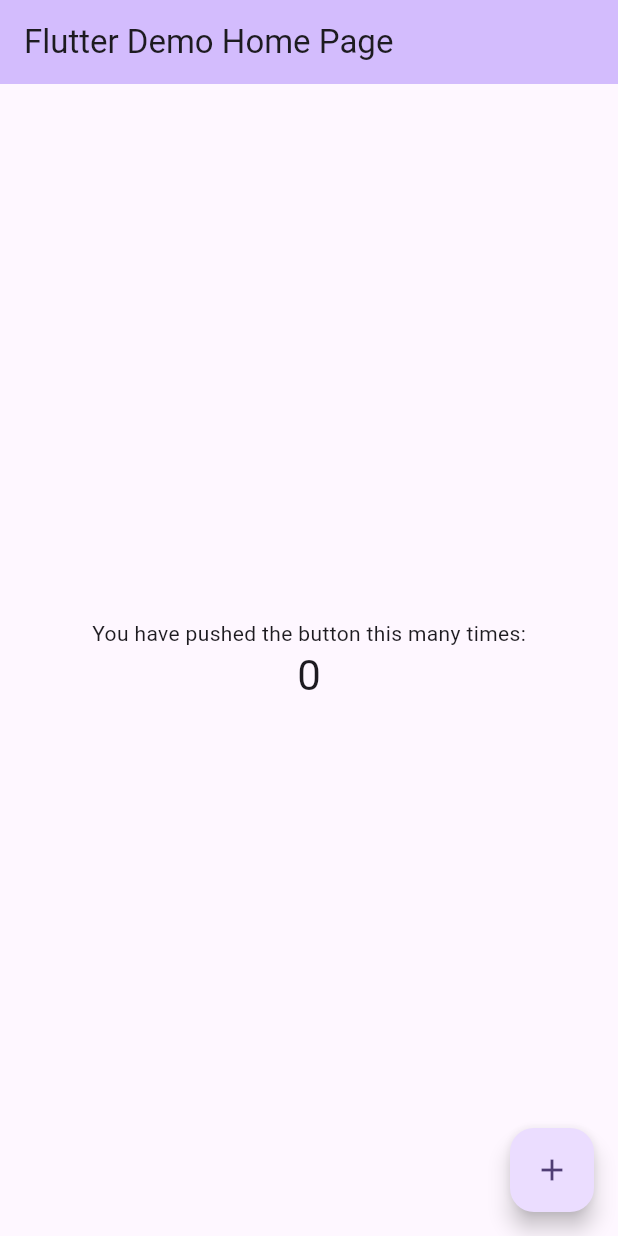
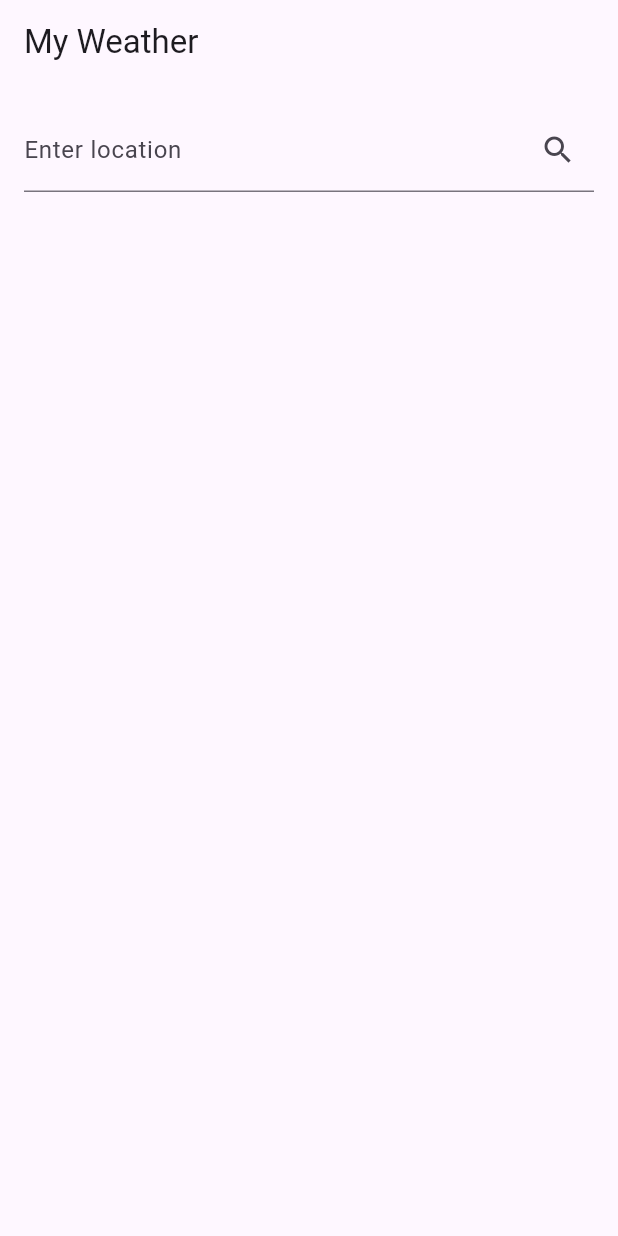
Before and after one commit to YuangangSheng/my_weather, a Flutter app: the screen it shows after launch, on a phone screen of 412 x 824 dp. Run offline on Flutter 3.47's test engine with Material 3 defaults, Android fonts, the phone set to English and light mode, and no system bars; our stand-ins replace dio.

Commit message:
Create the project

```diff
--- /dev/null
+++ b/lib/core/api/api_config.dart
@@ -0,0 +1,4 @@
+class ApiConfig {
+  static const String baseUrl = "https://api.weatherapi.com/v1";
+  static const String apiKey = "37a5242155f240f3935160343241911";
+}
--- /dev/null
+++ b/lib/core/api/weather_api.dart
@@ -0,0 +1,34 @@
+import 'package:dio/dio.dart';
+import 'api_config.dart';
+import '../models/weather_model.dart';
+
+class WeatherApi {
+  final Dio _dio = Dio();
+
+  WeatherApi() {
+    _dio.options.baseUrl = ApiConfig.baseUrl;
+    _dio.options.connectTimeout = const Duration(seconds: 5);
+    _dio.options.receiveTimeout = const Duration(seconds: 3);
+  }
+
+  /// 获取当前天气
+  Future<WeatherModel> fetchCurrentWeather(String location) async {
+    try {
+      final response = await _dio.get(
+        "/current.json",
+        queryParameters: {
+          "key": ApiConfig.apiKey,
+          "q": location,
+        },
+      );
+
+      if (response.statusCode == 200) {
+        return WeatherModel.fromJson(response.data);
+      } else {
+        throw Exception("Failed to load weather data");
+      }
+    } catch (e) {
+      throw Exception("Error fetching current weather: $e");
+    }
+  }
+}
--- /dev/null
+++ b/lib/core/models/weather_model.dart
@@ -0,0 +1,37 @@
+class WeatherModel {
+  final String locationName;
+  final String country;
+  final String condition;
+  final String conditionIcon;
+  final double temperature;
+  final double feelsLike;
+  final double windSpeed;
+  final int humidity;
+
+  WeatherModel({
+    required this.locationName,
+    required this.country,
+    required this.condition,
+    required this.conditionIcon,
+    required this.temperature,
+    required this.feelsLike,
+    required this.windSpeed,
+    required this.humidity,
+  });
+
+  factory WeatherModel.fromJson(Map<String, dynamic> json) {
+    final location = json['location'];
+    final current = json['current'];
+
+    return WeatherModel(
+      locationName: location['name'],
+      country: location['country'],
+      condition: current['condition']['text'],
+      conditionIcon: "https:${current['condition']['icon']}",
+      temperature: current['temp_c'],
+      feelsLike: current['feelslike_c'],
+      windSpeed: current['wind_kph'],
+      humidity: current['humidity'],
+    );
+  }
+}
--- /dev/null
+++ b/lib/features/current_weather/view/current_weather_view.dart
@@ -0,0 +1,84 @@
+import 'package:flutter/material.dart';
+import 'package:my_weather/core/models/weather_model.dart';
+import 'package:provider/provider.dart';
+import '../viewmodel/current_weather_viewmodel.dart';
+
+class WeatherView extends StatefulWidget {
+  const WeatherView({super.key});
+
+  @override
+  State<WeatherView> createState() => _WeatherViewState();
+}
+
+class _WeatherViewState extends State<WeatherView> {
+  final TextEditingController _locationController = TextEditingController();
+
+  @override
+  Widget build(BuildContext context) {
+    final weatherViewModel = context.watch<WeatherViewModel>();
+
+    return Scaffold(
+      appBar: AppBar(
+        title: Text('My Weather'),
+      ),
+      body: Padding(
+        padding: const EdgeInsets.all(16.0),
+        child: Column(
+          crossAxisAlignment: CrossAxisAlignment.start,
+          children: [
+            TextField(
+              controller: _locationController,
+              decoration: InputDecoration(
+                labelText: 'Enter location',
+                suffixIcon: IconButton(
+                  icon: Icon(Icons.search),
+                  onPressed: () {
+                    final location = _locationController.text;
+                    if (location.isNotEmpty) {
+                      weatherViewModel.fetchWeather(location);
+                    }
+                  },
+                ),
+              ),
+            ),
+            SizedBox(height: 20),
+            if (weatherViewModel.isLoading)
+              Center(child: CircularProgressIndicator())
+            else if (weatherViewModel.errorMessage != null)
+              Text(
+                weatherViewModel.errorMessage!,
+                style: TextStyle(color: Colors.red),
+              )
+            else if (weatherViewModel.weather != null)
+              WeatherDetails(weather: weatherViewModel.weather!),
+          ],
+        ),
+      ),
+    );
+  }
+}
+
+class WeatherDetails extends StatelessWidget {
+  final WeatherModel weather;
+
+  const WeatherDetails({required this.weather});
+
+  @override
+  Widget build(BuildContext context) {
+    return Column(
+      crossAxisAlignment: CrossAxisAlignment.start,
+      children: [
+        Text(
+          "Location: ${weather.locationName}, ${weather.country}",
+          style: TextStyle(fontSize: 18, fontWeight: FontWeight.bold),
+        ),
+        Text("Temperature: ${weather.temperature}°C"),
+        Text("Condition: ${weather.condition}"),
+        Text("Feels Like: ${weather.feelsLike}°C"),
+        Text("Humidity: ${weather.humidity}%"),
+        Text("Wind Speed: ${weather.windSpeed} km/h"),
+        Image.network(weather.conditionIcon),
+      ],
+    );
+  }
+}
--- /dev/null
+++ b/lib/features/current_weather/viewmodel/current_weather_viewmodel.dart
@@ -0,0 +1,30 @@
+
+import 'package:flutter/material.dart';
+import 'package:my_weather/core/api/weather_api.dart';
+import 'package:my_weather/core/models/weather_model.dart';
+
+class WeatherViewModel extends ChangeNotifier {
+  final WeatherApi _weatherApi = WeatherApi();
+  WeatherModel? _weather;
+  String? _errorMessage;
+  bool _isLoading = false;
+
+  WeatherModel? get weather => _weather;
+  String? get errorMessage => _errorMessage;
+  bool get isLoading => _isLoading;
+
+  Future<void> fetchWeather(String location) async {
+    _isLoading = true;
+    _errorMessage = null;
+    notifyListeners();
+
+    try {
+      _weather = await _weatherApi.fetchCurrentWeather(location);
+    } catch (e) {
+      _errorMessage = "Failed to load weather data: $e";
+    } finally {
+      _isLoading = false;
+      notifyListeners();
+    }
+  }
+}
--- a/lib/main.dart
+++ b/lib/main.dart
@@ -1,125 +1,30 @@
 import 'package:flutter/material.dart';
+import 'package:provider/provider.dart';
+
+import 'features/current_weather/view/current_weather_view.dart';
+import 'features/current_weather/viewmodel/current_weather_viewmodel.dart';
 
 void main() {
-  runApp(const MyApp());
+  runApp(
+    MultiProvider(
+      providers: [
+        ChangeNotifierProvider(create: (_) => WeatherViewModel()),
+      ],
+      child: MyApp(),
+    ),
+  );
 }
 
+
 class MyApp extends StatelessWidget {
-  const MyApp({super.key});
-
-  // This widget is the root of your application.
   @override
   Widget build(BuildContext context) {
     return MaterialApp(
-      title: 'Flutter Demo',
+      title: 'My Weather',
       theme: ThemeData(
-        // This is the theme of your application.
-        //
-        // TRY THIS: Try running your application with "flutter run". You'll see
-        // the application has a purple toolbar. Then, without quitting the app,
-        // try changing the seedColor in the colorScheme below to Colors.green
-        // and then invoke "hot reload" (save your changes or press the "hot
-        // reload" button in a Flutter-supported IDE, or press "r" if you used
-        // the command line to start the app).
-        //
-        // Notice that the counter didn't reset back to zero; the application
-        // state is not lost during the reload. To reset the state, use hot
-        // restart instead.
-        //
-        // This works for code too, not just values: Most code changes can be
-        // tested with just a hot reload.
-        colorScheme: ColorScheme.fromSeed(seedColor: Colors.deepPurple),
-        useMaterial3: true,
+        primarySwatch: Colors.blue,
       ),
-      home: const MyHomePage(title: 'Flutter Demo Home Page'),
+      home: WeatherView(),
     );
   }
 }
-
-class MyHomePage extends StatefulWidget {
-  const MyHomePage({super.key, required this.title});
-
-  // This widget is the home page of your application. It is stateful, meaning
-  // that it has a State object (defined below) that contains fields that affect
-  // how it looks.
-
-  // This class is the configuration for the state. It holds the values (in this
-  // case the title) provided by the parent (in this case the App widget) and
-  // used by the build method of the State. Fields in a Widget subclass are
-  // always marked "final".
-
-  final String title;
-
-  @override
-  State<MyHomePage> createState() => _MyHomePageState();
-}
-
-class _MyHomePageState extends State<MyHomePage> {
-  int _counter = 0;
-
-  void _incrementCounter() {
-    setState(() {
-      // This call to setState tells the Flutter framework that something has
-      // changed in this State, which causes it to rerun the build method below
-      // so that the display can reflect the updated values. If we changed
-      // _counter without calling setState(), then the build method would not be
-      // called again, and so nothing would appear to happen.
-      _counter++;
-    });
-  }
-
-  @override
-  Widget build(BuildContext context) {
-    // This method is rerun every time setState is called, for instance as done
-    // by the _incrementCounter method above.
-    //
-    // The Flutter framework has been optimized to make rerunning build methods
-    // fast, so that you can just rebuild anything that needs updating rather
-    // than having to individually change instances of widgets.
-    return Scaffold(
-      appBar: AppBar(
-        // TRY THIS: Try changing the color here to a specific color (to
-        // Colors.amber, perhaps?) and trigger a hot reload to see the AppBar
-        // change color while the other colors stay the same.
-        backgroundColor: Theme.of(context).colorScheme.inversePrimary,
-        // Here we take the value from the MyHomePage object that was created by
-        // the App.build method, and use it to set our appbar title.
-        title: Text(widget.title),
-      ),
-      body: Center(
-        // Center is a layout widget. It takes a single child and positions it
-        // in the middle of the parent.
-        child: Column(
-          // Column is also a layout widget. It takes a list of children and
-          // arranges them vertically. By default, it sizes itself to fit its
-          // children horizontally, and tries to be as tall as its parent.
-          //
-          // Column has various properties to control how it sizes itself and
-          // how it positions its children. Here we use mainAxisAlignment to
-          // center the children vertically; the main axis here is the vertical
-          // axis because Columns are vertical (the cross axis would be
-          // horizontal).
-          //
-          // TRY THIS: Invoke "debug painting" (choose the "Toggle Debug Paint"
-          // action in the IDE, or press "p" in the console), to see the
-          // wireframe for each widget.
-          mainAxisAlignment: MainAxisAlignment.center,
-          children: <Widget>[
-            const Text(
-              'You have pushed the button this many times:',
-            ),
-            Text(
-              '$_counter',
-              style: Theme.of(context).textTheme.headlineMedium,
-            ),
-          ],
-        ),
-      ),
-      floatingActionButton: FloatingActionButton(
-        onPressed: _incrementCounter,
-        tooltip: 'Increment',
-        child: const Icon(Icons.add),
-      ), // This trailing comma makes auto-formatting nicer for build methods.
-    );
-  }
-}
--- a/pubspec.yaml
+++ b/pubspec.yaml
@@ -30,6 +30,8 @@ environment:
 dependencies:
   flutter:
     sdk: flutter
+  provider: ^6.1.2
+  dio: ^5.7.0
 
 
   # The following adds the Cupertino Icons font to your application.
```
Also changed, not shown: lib/core/utils/json_parser.dart (added), lib/features/current_weather/model/current_weather_model.dart (added), lib/shared/theme/app_theme.dart (added), lib/shared/utils/date_formatter.dart (added), lib/shared/widgets/loading_indicator.dart (added), lib/shared/widgets/weather_card.dart (added), pubspec.lock.
